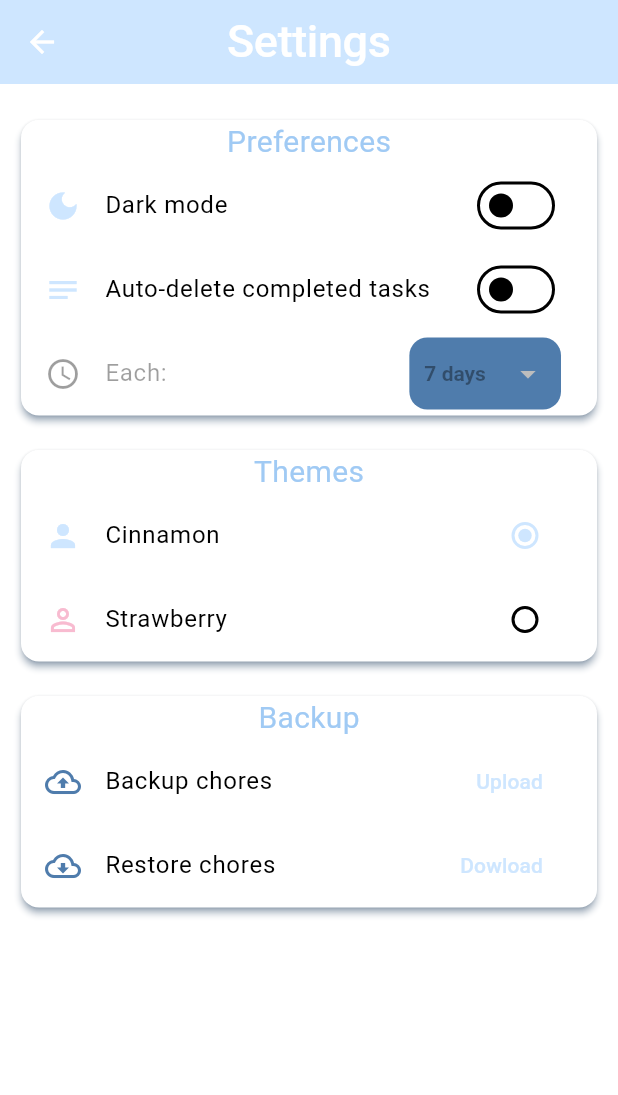
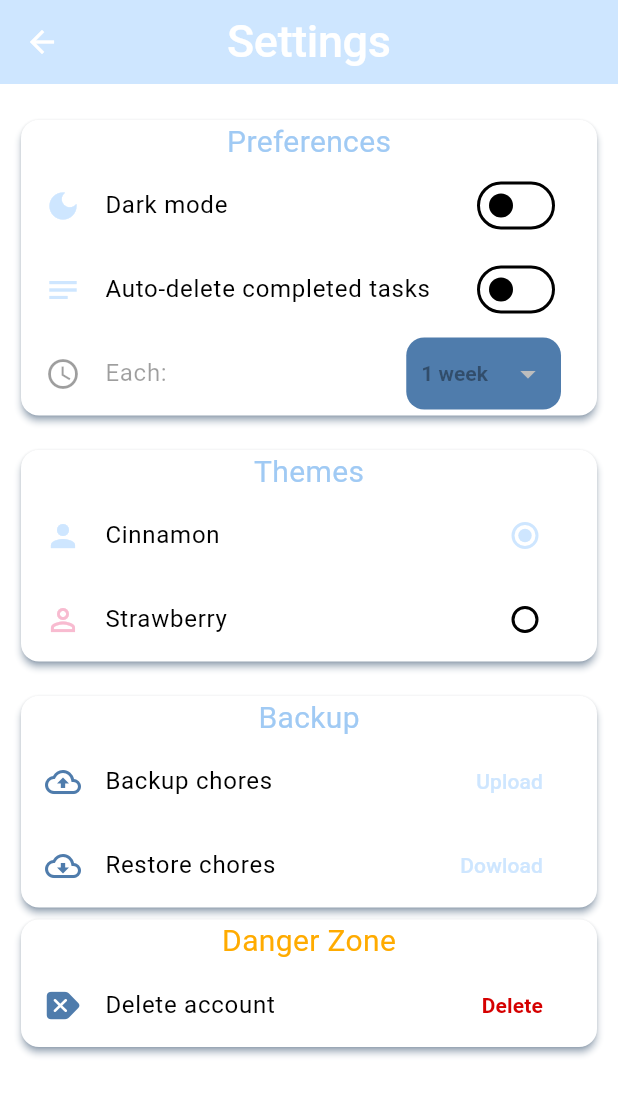
Before and after one commit to sebaszap123-dev/sweet_chores, a Flutter app: the SettingsScreen screen opened by its route, on a phone screen of 412 x 824 dp. Shown: the top 1095 px of the screen. Run offline on Flutter 3.47's test engine with Material 3 defaults, Android fonts, the phone set to English and light mode, and no system bars; our stand-ins replace auto_route, bloc, cached_network_image, connectivity_plus, email_validator, equatable and 12 more; missing offline and left inert: art_sweetalert, googleapis; accounts and stored records are empty.

Commit message:
Auth and delete tasks days finished (without delete done tasks)

```diff
--- a/lib/src/config/router/sweet_router.dart
+++ b/lib/src/config/router/sweet_router.dart
@@ -54,6 +54,7 @@ class SweetRouterCubit extends Cubit<SweetChoresRouter> {
       if (firstTime && event == null) {
         state.replace(const StartedRoute());
       } else if (event == null) {
+        getIt<FirebaseAuthBloc>().add(AuthLogOut());
         state.replace(const AuthLayout(children: [LoginRoute()]));
       } else {
         // * TODO-FEATURE: HANDLE PREMIUM DATA
--- a/lib/src/core/utils/image_constant.dart
+++ b/lib/src/core/utils/image_constant.dart
@@ -49,5 +49,5 @@ class ImageConstant {
   // Home Screen
   static const String noTasks = '$imagePath/surprise_no_tasks.png';
   static const String doneTasks = '$imagePath/done_task.png';
-  // ? TODO: GOODBYE ('$imagePath/goodbye.png')
+  // ? TODO: DELETE ACCOUNT - GOODBYE ('$imagePath/goodbye.png')
 }
--- a/lib/src/core/utils/sweet_chores_dialogs.dart
+++ b/lib/src/core/utils/sweet_chores_dialogs.dart
@@ -19,8 +19,6 @@ abstract class SweetDialogs {
             'We encountered an error while processing your request:\n$error\nPlease try again later or contact support for assistance.',
         onConfirm: () {
           getIt<SweetRouterCubit>().popDialogs();
-          // ? TODO: Handle error and send to a logger in backend
-          // print('sending exception $error to backend');
         },
       ),
     );
@@ -37,8 +35,6 @@ abstract class SweetDialogs {
             'Oopsie-doodle! Our sweet cinnamon roll is taking a break and having a bit of trouble with some tasks $error. Thanks for your patience!',
         onConfirm: () {
           getIt<SweetRouterCubit>().goHome();
-          // ? TODO: Handle error and send to a logger in backend
-          // print('sending exception $error to backend');
         },
       ),
     );
--- a/lib/src/data/blocs/firebase/firebase_auth_bloc.dart
+++ b/lib/src/data/blocs/firebase/firebase_auth_bloc.dart
@@ -7,18 +7,15 @@ part 'firebase_auth_event.dart';
 part 'firebase_auth_state.dart';
 
 class FirebaseAuthBloc extends Bloc<FirebaseAuthEvent, FirebaseState> {
-  FirebaseAuthBloc() : super(FirebaseInitial()) {
+  FirebaseAuthBloc() : super(const FirebaseInitial()) {
     on<AuthLoginEvent>(_authLogin);
-    on<AuthResetPassword>(_authResetPassword);
+    on<AuthLogOut>(_authLogout);
   }
   void _authLogin(AuthLoginEvent event, Emitter<FirebaseState> emit) {
     emit(FirebaseAuthState(userFirebase: event.user, premium: event.premium));
   }
 
-  void _authResetPassword(
-      AuthResetPassword event, Emitter<FirebaseState> emit) {
-    if (state is FirebaseAuthState) {
-      // TODO AUTH-reset-pw: DO THE RESET OF PASSWORD
-    }
+  void _authLogout(AuthLogOut event, Emitter<FirebaseState> emit) {
+    emit(const FirebaseNoAuthState());
   }
 }
--- a/lib/src/data/blocs/firebase/firebase_auth_event.dart
+++ b/lib/src/data/blocs/firebase/firebase_auth_event.dart
@@ -14,8 +14,4 @@ class AuthLoginEvent extends FirebaseAuthEvent {
   const AuthLoginEvent({required this.user, required this.premium});
 }
 
-class AuthResetPassword extends FirebaseAuthEvent {
-  final String newPassword;
-
-  const AuthResetPassword({required this.newPassword});
-}
+class AuthLogOut extends FirebaseAuthEvent {}
--- a/lib/src/data/blocs/firebase/firebase_auth_state.dart
+++ b/lib/src/data/blocs/firebase/firebase_auth_state.dart
@@ -2,15 +2,21 @@ part of 'firebase_auth_bloc.dart';
 
 enum FirebaseStatus { initial, success, loading }
 
-sealed class FirebaseState extends Equatable {
-  const FirebaseState({this.status = FirebaseStatus.initial});
+abstract class FirebaseState extends Equatable {
+  const FirebaseState(this.status);
   final FirebaseStatus status;
 
   @override
   List<Object?> get props => [status];
 }
 
-class FirebaseInitial extends FirebaseState {}
+class FirebaseInitial extends FirebaseState {
+  const FirebaseInitial() : super(FirebaseStatus.initial);
+}
+
+class FirebaseNoAuthState extends FirebaseState {
+  const FirebaseNoAuthState() : super(FirebaseStatus.success);
+}
 
 class FirebaseAuthState extends FirebaseState {
   final User userFirebase;
@@ -23,7 +29,7 @@ class FirebaseAuthState extends FirebaseState {
     this.clientDrive,
     FirebaseStatus status = FirebaseStatus
         .success, // Puedes establecer un valor predeterminado aquí
-  }) : super(status: status);
+  }) : super(status);
 
   FirebaseAuthState copyWith({
     User? userFirebase,
--- a/lib/src/data/blocs/sweet_preferences/sweet_preferences_bloc.dart
+++ b/lib/src/data/blocs/sweet_preferences/sweet_preferences_bloc.dart
@@ -25,6 +25,7 @@ class SweetPreferencesBloc
     final firstOpen = await SweetSecurePreferences.isFirstOpen;
     final isDarkMode = await SweetSecurePreferences.isDarkMode;
     final autoTask = await SweetSecurePreferences.isActiveAutoDelete;
+    final deleteDays = await SweetSecurePreferences.deletDaysCurrent;
     final themeColors = SweetThemeColors.fromMode(
         isDarkMode ? SweetMode.dark : SweetMode.light, theme);
     final themeData = SweetThemes.sweetThemeData(themeColors: themeColors);
@@ -35,6 +36,7 @@ class SweetPreferencesBloc
       firstTimeApp: firstOpen,
       isActiveAutoDelete: autoTask,
       themeColors: themeColors,
+      deleteDays: deleteDays,
       status: SweetChoresStatus.success,
     ));
   }
--- a/lib/src/data/blocs/sweet_preferences/sweet_preferences_state.dart
+++ b/lib/src/data/blocs/sweet_preferences/sweet_preferences_state.dart
@@ -4,6 +4,7 @@ class SweetPreferencesState extends Equatable {
   final bool firstTimeApp;
   final bool isActiveAutoDelete;
   final bool isDarkMode;
+  final int deleteDays;
   final ThemeData themeData;
   final SweetThemeColors themeColors;
   final SweetTheme typeTheme;
@@ -14,6 +15,7 @@ class SweetPreferencesState extends Equatable {
     this.firstTimeApp = true,
     this.isActiveAutoDelete = false,
     this.isDarkMode = false,
+    this.deleteDays = 7,
     this.typeTheme = SweetTheme.cinnamon,
     required this.themeData,
     this.status = SweetChoresStatus.initial,
@@ -28,6 +30,7 @@ class SweetPreferencesState extends Equatable {
     bool? isDarkMode,
     ThemeData? themeData,
     SweetChoresStatus? status,
+    int? deleteDays,
     SweetTheme? typeTheme,
     SweetThemeColors? themeColors,
   }) {
@@ -39,6 +42,7 @@ class SweetPreferencesState extends Equatable {
       isDarkMode: isDarkMode ?? this.isDarkMode,
       isActiveAutoDelete: isActiveAutoDelete ?? this.isActiveAutoDelete,
       themeColors: themeColors ?? this.themeColors,
+      deleteDays: deleteDays ?? this.deleteDays,
     );
   }
 
--- a/lib/src/data/blocs/todo/todo_bloc.dart
+++ b/lib/src/data/blocs/todo/todo_bloc.dart
@@ -34,7 +34,7 @@ class TodoBloc extends Bloc<TodoEvent, TodoState> {
 
   _onStarted(_, Emitter<TodoState> emit) async {
     if (state.status == TodoStatus.success) return;
-
+    // TODO: DELETE DONES TODOS IF DATE IS BEFORE THAN TODAY (SWEET_PREFERENCES)
     try {
       final todoList = await state.todoServices.getAllTodos();
       emit(state.copyWith(
--- a/lib/src/interface/config/views/settings_screen.dart
+++ b/lib/src/interface/config/views/settings_screen.dart
@@ -1,6 +1,7 @@
 // ignore_for_file: use_build_context_synchronously
 
 import 'package:auto_route/auto_route.dart';
+import 'package:flutter/cupertino.dart';
 import 'package:flutter/material.dart';
 import 'package:flutter_bloc/flutter_bloc.dart';
 import 'package:google_fonts/google_fonts.dart';
@@ -28,7 +29,7 @@ class _SettingsScreenState extends State<SettingsScreen> {
   SweetTheme selectedOption = SweetTheme.cinnamon;
   bool isDarkMode = false;
   bool isActiveAutoDelete = false;
-  int defaultDays = 7;
+  int currentDeleteDays = 7;
   bool uploadingBackup = false;
   GoogleDriveClient? driveClient;
   TextStyle get styleCardTitle {
@@ -44,6 +45,7 @@ class _SettingsScreenState extends State<SettingsScreen> {
     selectedOption = context.read<SweetPreferencesBloc>().state.typeTheme;
     isActiveAutoDelete =
         context.read<SweetPreferencesBloc>().state.isActiveAutoDelete;
+    currentDeleteDays = context.read<SweetPreferencesBloc>().state.deleteDays;
     super.initState();
   }
 
@@ -83,9 +85,8 @@ class _SettingsScreenState extends State<SettingsScreen> {
     setState(() {
       isActiveAutoDelete = value;
     });
-    context
-        .read<SweetPreferencesBloc>()
-        .add(ChangeDeleteStatusEvent(autoDeleTask: value, time: defaultDays));
+    context.read<SweetPreferencesBloc>().add(
+        ChangeDeleteStatusEvent(autoDeleTask: value, time: currentDeleteDays));
   }
 
   void _uploadBackup() async {
@@ -125,11 +126,28 @@ class _SettingsScreenState extends State<SettingsScreen> {
     }
   }
 
+  String _getDurationText(int days) {
+    if (days == 7) {
+      return '1 week';
+    } else if (days == 14) {
+      return '2 weeks';
+    } else if (days == 30) {
+      return '1 month';
+    } else if (days == 60) {
+      return '2 months';
+    } else if (days == 120) {
+      return '4 months';
+    } else {
+      // Si deseas manejar otros valores de días, puedes agregar lógica aquí
+      return '$days days';
+    }
+  }
+
   @override
   void dispose() {
     isDarkMode = false;
     isActiveAutoDelete = false;
-    defaultDays = 7;
+    currentDeleteDays = 7;
     uploadingBackup = false;
     driveClient = null;
     super.dispose();
@@ -201,13 +219,12 @@ class _SettingsScreenState extends State<SettingsScreen> {
                                 color: Colors.white,
                                 fontWeight: FontWeight.bold,
                               ),
-                              value: defaultDays,
+                              value: currentDeleteDays,
                               underline: Container(),
                               items: [7, 14, 30, 60, 120]
                                   .map((e) => DropdownMenuItem<int>(
                                         value: e,
-                                        // ? TODO: PARSE WEEK, MONTH string instead days
-                                        child: Text('$e days'),
+                                        child: Text(_getDurationText(e)),
                                       ))
                                   .toList(),
                               onChanged: isActiveAutoDelete
@@ -216,7 +233,7 @@ class _SettingsScreenState extends State<SettingsScreen> {
                                         await SweetSecurePreferences
                                             .changeDateDeleteTasks(value);
                                         setState(() {
-                                          defaultDays = defaultDays;
+                                          currentDeleteDays = value;
                                         });
                                       }
                                     }
@@ -282,6 +299,35 @@ class _SettingsScreenState extends State<SettingsScreen> {
                       ],
                     ),
                   ),
+                  cardStyled(
+                    child: Column(
+                      children: [
+                        Text(
+                          'Danger Zone',
+                          style: styleCardTitle.copyWith(
+                              color: Colors.amberAccent.shade700),
+                        ),
+                        ListTile(
+                          leading: Icon(
+                            CupertinoIcons.delete_right_fill,
+                            color: Theme.of(context).colorScheme.tertiary,
+                          ),
+                          title: const Text('Delete account'),
+                          trailing: TextButton(
+                            // TODO: DELETE ACCOUNT (and backups)
+                            onPressed: () {},
+                            child: Text(
+                              'Delete',
+                              style: TextStyle(
+                                color: Colors.redAccent.shade700,
+                                fontWeight: FontWeight.w600,
+                              ),
+                            ),
+                          ),
+                        ),
+                      ],
+                    ),
+                  ),
                 ],
               ),
             );
```
Also changed, not shown: lib/src/config/local/sweet_secure_preferences.dart (+12 -0 lines).
